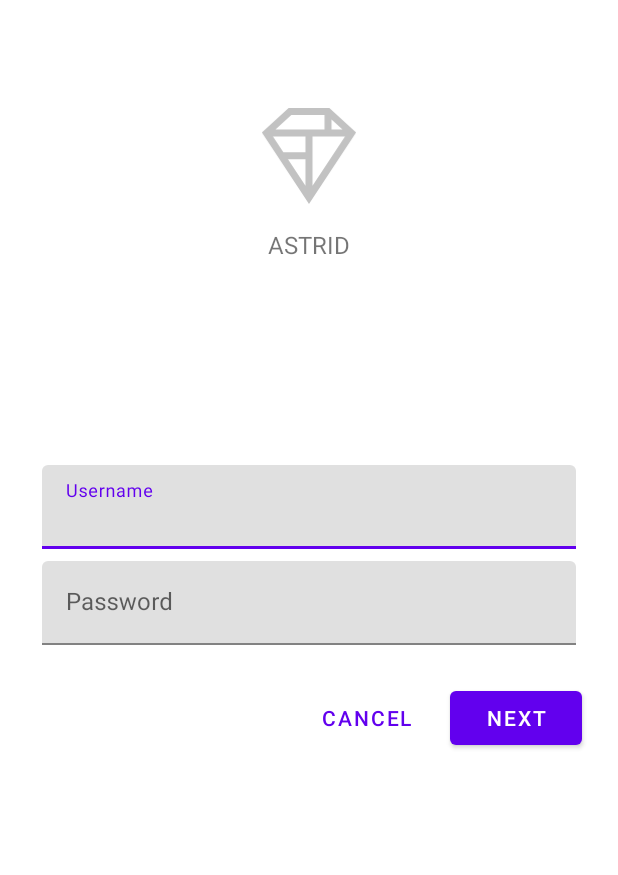
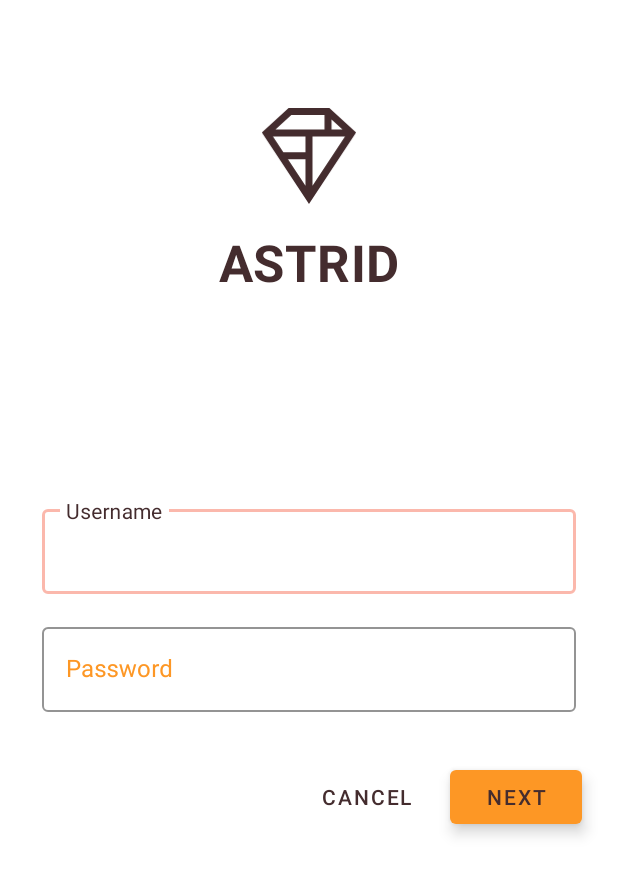
Before and after one commit to jdwoo88/Tut-Shrine, an Android app: the screen it shows after launch (MainActivity), on a phone screen of 412 x 824 dp. Shown: the top 875 px of the screen. Run offline under Robolectric (Android 15) with nearby library versions, the phone set to English and light mode, and no system bars.

```diff
--- a/app/src/main/AndroidManifest.xml
+++ b/app/src/main/AndroidManifest.xml
@@ -6,13 +6,13 @@
     <uses-permission android:name="android.permission.ACCESS_NETWORK_STATE" />
 
     <application
+        android:name="com.google.codelabs.mdc.kotlin.shrine.application.ShrineApplication"
         android:allowBackup="true"
         android:icon="@mipmap/ic_launcher"
         android:label="@string/shr_app_name"
         android:roundIcon="@mipmap/ic_launcher_round"
         android:supportsRtl="true"
-        android:name="com.google.codelabs.mdc.kotlin.shrine.application.ShrineApplication"
-        android:theme="@style/Theme.Shrine">
+        android:theme="@style/Theme.Shrine.Autumn">
         <activity android:name=".MainActivity">
             <intent-filter>
                 <action android:name="android.intent.action.MAIN" />
--- a/app/src/main/java/com/google/codelabs/mdc/kotlin/shrine/ProductGridItemDecoration.kt
+++ b/app/src/main/java/com/google/codelabs/mdc/kotlin/shrine/ProductGridItemDecoration.kt
@@ -13,8 +13,6 @@ class ProductGridItemDecoration(private val largePadding: Int, private val small
     override fun getItemOffsets(outRect: Rect, view: View,
                                 parent: RecyclerView, state: RecyclerView.State) {
         outRect.left = smallPadding
-        outRect.right = smallPadding
-        outRect.top = largePadding
-        outRect.bottom = largePadding
+        outRect.right = largePadding
     }
 }
--- a/app/src/main/res/drawable/shr_logo.xml
+++ b/app/src/main/res/drawable/shr_logo.xml
@@ -5,7 +5,7 @@
     android:viewportWidth="149"
     android:viewportHeight="152">
     <path
-        android:fillAlpha="0.4"
+        android:fillAlpha="1"
         android:fillColor="#DADCE0"
         android:fillType="evenOdd"
         android:pathData="M42.262,0L0,38.653L74.489,151.994L148.977,38.653L106.723,0M46.568,11.11L21.554,33.998L99.007,33.998L99.007,11.11L46.568,11.11ZM110.125,18.174L110.125,33.998L127.416,33.998L110.125,18.174ZM80.048,45.116L80.048,123.296L131.426,45.116L80.048,45.116ZM17.551,45.116L33.976,70.101L68.93,70.101L68.93,45.116L17.551,45.116ZM41.284,81.219L68.93,123.296L68.93,81.219L41.284,81.219Z"
--- a/app/src/main/res/layout/shr_login_fragment.xml
+++ b/app/src/main/res/layout/shr_login_fragment.xml
@@ -23,6 +23,7 @@
             android:layout_marginTop="48dp"
             android:layout_marginBottom="16dp"
             android:contentDescription="@string/shr_logo_content_description"
+            android:tint="?android:attr/textColorPrimary"
             app:srcCompat="@drawable/shr_logo" />
 
         <TextView
@@ -31,12 +32,12 @@
             android:layout_gravity="center_horizontal"
             android:layout_marginBottom="132dp"
             android:text="@string/shr_app_name"
-            android:textAllCaps="true"
-            android:textSize="16sp" />
+            android:textAppearance="@style/TextAppearance.Shrine.Title" />
 
         <!-- Snippet from "Add text fields" section goes here. -->
 
         <com.google.android.material.textfield.TextInputLayout
+            style="@style/Widget.Shrine.TextInputLayout"
             android:layout_width="match_parent"
             android:layout_height="wrap_content"
             android:layout_margin="4dp"
@@ -49,6 +50,7 @@
 
         <com.google.android.material.textfield.TextInputLayout
             android:id="@+id/password_text_input"
+            style="@style/Widget.Shrine.TextInputLayout"
             android:layout_width="match_parent"
             android:layout_height="wrap_content"
             android:layout_margin="4dp"
@@ -69,6 +71,7 @@
 
             <com.google.android.material.button.MaterialButton
                 android:id="@+id/next_button"
+                style="@style/Widget.Shrine.Button"
                 android:layout_width="wrap_content"
                 android:layout_height="wrap_content"
                 android:layout_alignParentEnd="true"
@@ -77,7 +80,7 @@
 
             <com.google.android.material.button.MaterialButton
                 android:id="@+id/cancel_button"
-                style="@style/Widget.MaterialComponents.Button.TextButton"
+                style="@style/Widget.Shrine.Button.TextButton"
                 android:layout_width="wrap_content"
                 android:layout_height="wrap_content"
                 android:layout_marginEnd="12dp"
--- a/app/src/main/res/layout/shr_product_grid_fragment.xml
+++ b/app/src/main/res/layout/shr_product_grid_fragment.xml
@@ -8,7 +8,8 @@
 
     <com.google.android.material.appbar.AppBarLayout
         android:layout_width="match_parent"
-        android:layout_height="wrap_content">
+        android:layout_height="wrap_content"
+        android:elevation="0dp">
 
         <androidx.appcompat.widget.Toolbar
             android:id="@+id/app_bar"
@@ -24,8 +25,7 @@
         android:layout_height="match_parent"
         android:layout_marginTop="56dp"
         android:background="@color/productGridBackgroundColor"
-        android:paddingStart="@dimen/shr_product_grid_spacing"
-        android:paddingEnd="@dimen/shr_product_grid_spacing"
+        android:elevation="8dp"
         app:layout_behavior="@string/appbar_scrolling_view_behavior">
 
         <androidx.recyclerview.widget.RecyclerView
--- a/app/src/main/res/values/colors.xml
+++ b/app/src/main/res/values/colors.xml
@@ -1,9 +1,11 @@
 <?xml version="1.0" encoding="utf-8"?>
 <resources>
-    <color name="colorPrimary">#6200EE</color>
-    <color name="colorPrimaryDark">#DADCE0</color>
-    <color name="colorAccent">#E0E0E0</color>
+    <color name="colorPrimary">#E0E0E0</color>
+    <color name="colorPrimaryDark">#FBB8AC</color>
+    <color name="colorAccent">#FEDBD0</color>
+    <color name="textColorPrimary">#442C2E</color>
     <color name="toolbarIconColor">#FFFFFF</color>
     <color name="loginPageBackgroundColor">#FFFFFF</color>
     <color name="productGridBackgroundColor">#FFFFFF</color>
+    <color name="textInputOutlineColor">#FBB8AC</color>
 </resources>
--- a/app/src/main/res/values/styles.xml
+++ b/app/src/main/res/values/styles.xml
@@ -1,4 +1,4 @@
-<resources>
+<resources xmlns:tools="http://schemas.android.com/tools">
 
     <!-- Base application theme. -->
     <style name="Theme.Shrine" parent="Theme.MaterialComponents.Light.NoActionBar">
@@ -6,12 +6,57 @@
         <item name="colorPrimary">@color/colorPrimary</item>
         <item name="colorPrimaryDark">@color/colorPrimaryDark</item>
         <item name="colorAccent">@color/colorAccent</item>
+        <item name="android:windowLightStatusBar" tools:targetApi="m">true</item>
+        <item name="android:textColorPrimary">@color/textColorPrimary</item>
     </style>
 
     <style name="Widget.Shrine.Toolbar" parent="Widget.AppCompat.Toolbar">
         <item name="android:background">?attr/colorAccent</item>
-        <item name="android:theme">@style/ThemeOverlay.AppCompat.Dark.ActionBar</item>
+        <item name="android:theme">?theme</item>
         <item name="popupTheme">@style/ThemeOverlay.AppCompat.Light</item>
+        <item name="titleTextAppearance">@style/TextAppearance.Shrine.Toolbar</item>
+    </style>
+
+    <style name="TextAppearance.Shrine.Toolbar" parent="TextAppearance.MaterialComponents.Button">
+        <item name="android:textSize">16sp</item>
+    </style>
+
+    <style name="Widget.Shrine.TextInputLayout" parent="Widget.MaterialComponents.TextInputLayout.OutlinedBox">
+        <item name="hintTextAppearance">@style/TextAppearance.Shrine.TextInputLayout.HintText</item>
+        <item name="hintTextColor">@color/textColorPrimary</item>
+        <item name="android:paddingBottom">8dp</item>
+        <item name="boxStrokeColor">@color/textInputOutlineColor</item>
+        <item name="android:textColorHint">?attr/colorPrimaryDark</item>
+    </style>
+
+    <style name="TextAppearance.Shrine.TextInputLayout.HintText" parent="TextAppearance.MaterialComponents.Subtitle2">
+        <item name="android:textColor">?android:attr/textColorPrimary</item>
+    </style>
+
+    <style name="Widget.Shrine.Button" parent="Widget.MaterialComponents.Button">
+        <item name="android:textColor">?android:attr/textColorPrimary</item>
+        <item name="backgroundTint">?attr/colorPrimaryDark</item>
+        <item name="android:stateListAnimator" tools:ignore="NewApi">
+            @animator/shr_next_button_state_list_anim
+        </item>
+    </style>
+
+    <style name="Widget.Shrine.Button.TextButton" parent="Widget.MaterialComponents.Button.TextButton">
+        <item name="android:textColor">?android:attr/textColorPrimary</item>
+    </style>
+
+    <style name="TextAppearance.Shrine.Title" parent="TextAppearance.MaterialComponents.Headline4">
+        <item name="textAllCaps">true</item>
+        <item name="android:textStyle">bold</item>
+        <item name="android:textColor">?android:attr/textColorPrimary</item>
+    </style>
+
+    <style name="Theme.Shrine.Autumn" parent="Theme.Shrine">
+        <item name="colorPrimary">#FFCF44</item>
+        <item name="colorPrimaryDark">#FD9725</item>
+        <item name="colorAccent">#FD9725</item>
+        <item name="colorOnPrimary">#FFFFFF</item>
+        <item name="colorError">#FD9725</item>
     </style>
 
 </resources>
```
Also changed, not shown: app/src/main/java/com/google/codelabs/mdc/kotlin/shrine/ProductGridFragment.kt (+11 -4 lines), app/src/main/res/layout/shr_product_card.xml (+6 -2 lines).
